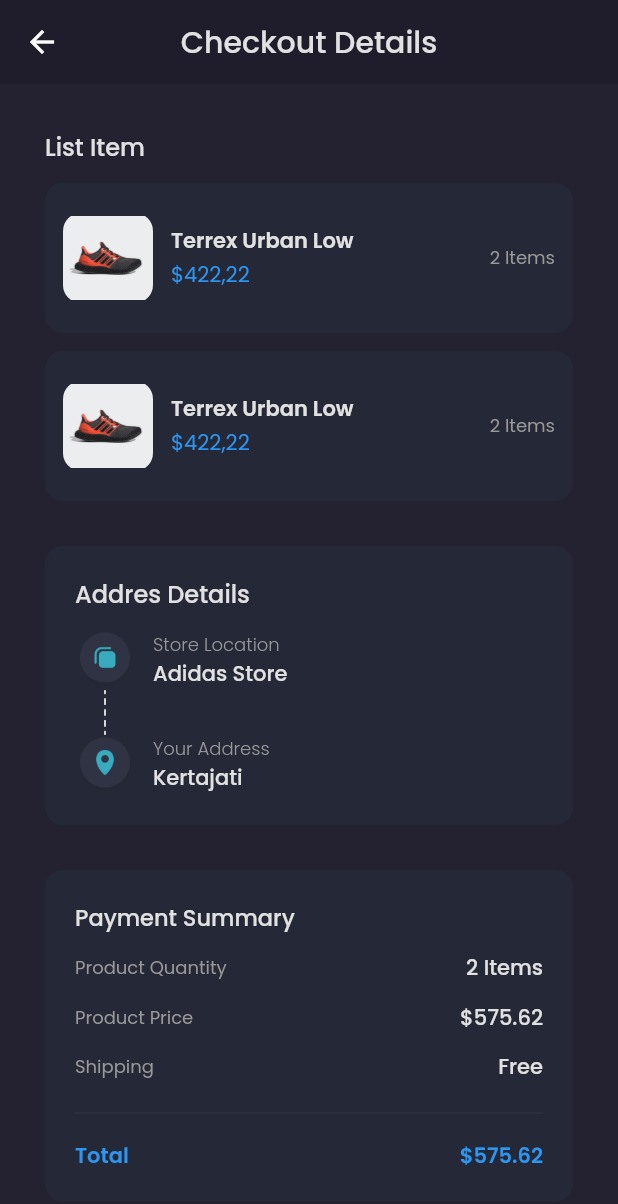
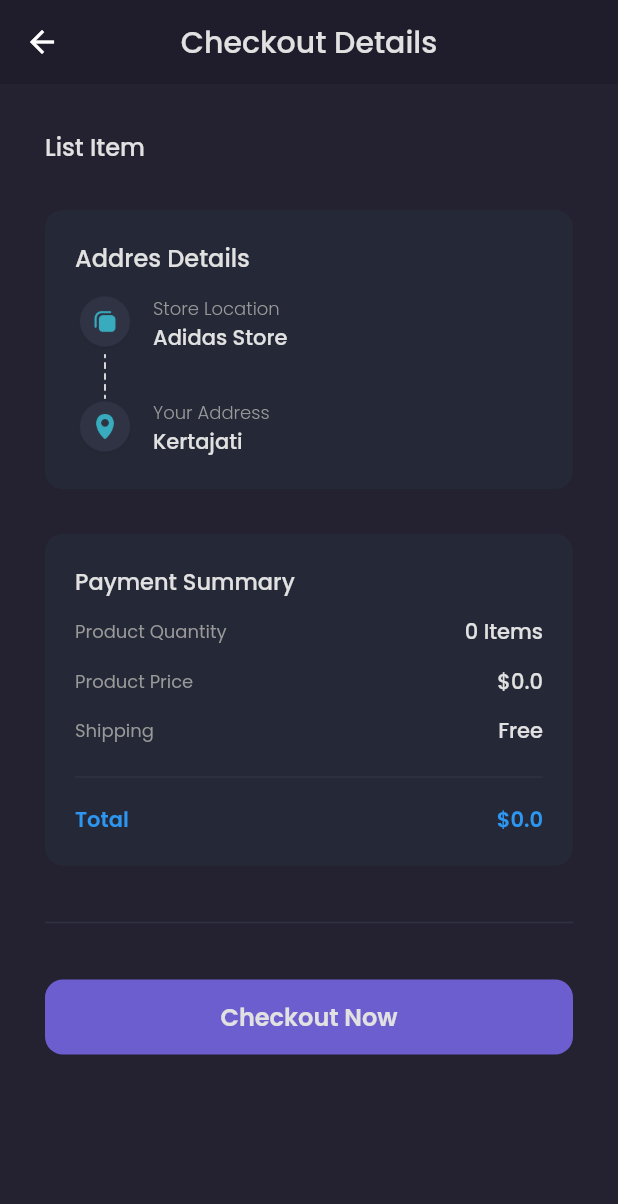
Before and after one commit to ahmadm712/Ecommerce-shamo, a Flutter app: the CheckoutPage screen opened by its route, on a phone screen of 412 x 824 dp. Shown: the top 1204 px of the screen. Run offline on Flutter 3.47's test engine with Material 2 defaults, Android fonts, the phone set to English and light mode, and no system bars; our stand-ins replace google_fonts; accounts and stored records are empty; network calls fail.

Commit message:
menambahkan checkout provider dan menampilkan data secara dinamis di halamanya

```diff
--- a/ecommerce_shamo/lib/pages/checkout_page.dart
+++ b/ecommerce_shamo/lib/pages/checkout_page.dart
@@ -1,6 +1,8 @@
+import 'package:ecommerce_shamo/provider/cart_provider.dart';
 import 'package:ecommerce_shamo/style/style.dart';
 import 'package:ecommerce_shamo/widgets/checkout_card.dart';
 import 'package:flutter/material.dart';
+import 'package:provider/provider.dart';
 
 class CheckoutPage extends StatelessWidget {
   CheckoutPage({Key key}) : super(key: key);
@@ -18,6 +20,7 @@ class CheckoutPage extends StatelessWidget {
   }
 
   Widget content(BuildContext context) {
+    CartProvider cartProvider = Provider.of<CartProvider>(context);
     return ListView(
       padding: EdgeInsets.symmetric(horizontal: defaultMargin),
       children: [
@@ -33,8 +36,13 @@ class CheckoutPage extends StatelessWidget {
                 style:
                     primaryTextStyle.copyWith(fontSize: 16, fontWeight: medium),
               ),
-              CheckoutCard(),
-              CheckoutCard(),
+              Column(
+                children: cartProvider.carts
+                    .map(
+                      (cart) => CheckoutCard(cart),
+                    )
+                    .toList(),
+              )
             ],
           ),
         ),
@@ -149,7 +157,7 @@ class CheckoutPage extends StatelessWidget {
                     style: secondaryTextStyle.copyWith(fontSize: 12),
                   ),
                   Text(
-                    '2 Items',
+                    '${cartProvider.totalItem()} Items',
                     style: primaryTextStyle.copyWith(fontWeight: medium),
                   ),
                 ],
@@ -165,7 +173,7 @@ class CheckoutPage extends StatelessWidget {
                     style: secondaryTextStyle.copyWith(fontSize: 12),
                   ),
                   Text(
-                    '\$575.62',
+                    '\$${cartProvider.totalPrice()}',
                     style: primaryTextStyle.copyWith(fontWeight: medium),
                   ),
                 ],
@@ -205,7 +213,7 @@ class CheckoutPage extends StatelessWidget {
                         fontSize: 14, fontWeight: semibold),
                   ),
                   Text(
-                    '\$575.62',
+                    '\$${cartProvider.totalPrice()}',
                     style: priceTextStyle.copyWith(
                         fontSize: 14, fontWeight: semibold),
                   ),
--- a/ecommerce_shamo/lib/provider/cart_provider.dart
+++ b/ecommerce_shamo/lib/provider/cart_provider.dart
@@ -52,7 +52,7 @@ class CartProvider extends ChangeNotifier {
   totalItem() {
     int total = 0;
     for (var item in _carts) {
-      total = item.quantity;
+      total += item.quantity;
     }
 
     return total;
--- a/ecommerce_shamo/lib/widgets/checkout_card.dart
+++ b/ecommerce_shamo/lib/widgets/checkout_card.dart
@@ -1,8 +1,10 @@
+import 'package:ecommerce_shamo/models/cart_model.dart';
 import 'package:ecommerce_shamo/style/style.dart';
 import 'package:flutter/material.dart';
 
 class CheckoutCard extends StatelessWidget {
-  CheckoutCard({Key key}) : super(key: key);
+  CartModel cart;
+  CheckoutCard(this.cart);
 
   @override
   Widget build(BuildContext context) {
@@ -21,7 +23,7 @@ class CheckoutCard extends StatelessWidget {
             decoration: BoxDecoration(
               borderRadius: BorderRadius.circular(12),
               image: DecorationImage(
-                image: AssetImage('assets/image_shoes.png'),
+                image: NetworkImage(cart.product.galleries.first.url),
               ),
             ),
           ),
@@ -33,7 +35,7 @@ class CheckoutCard extends StatelessWidget {
               crossAxisAlignment: CrossAxisAlignment.start,
               children: [
                 Text(
-                  'Terrex Urban Low',
+                  cart.product.name,
                   style: primaryTextStyle.copyWith(
                     fontWeight: semibold,
                   ),
@@ -43,7 +45,7 @@ class CheckoutCard extends StatelessWidget {
                   height: 2,
                 ),
                 Text(
-                  '\$422,22',
+                  '\$${cart.product.price}',
                   style: priceTextStyle,
                 )
               ],
@@ -53,7 +55,7 @@ class CheckoutCard extends StatelessWidget {
             width: 12,
           ),
           Text(
-            '2 Items',
+            '${cart.quantity} Items',
             style: secondaryTextStyle.copyWith(fontSize: 12),
           )
         ],
```
